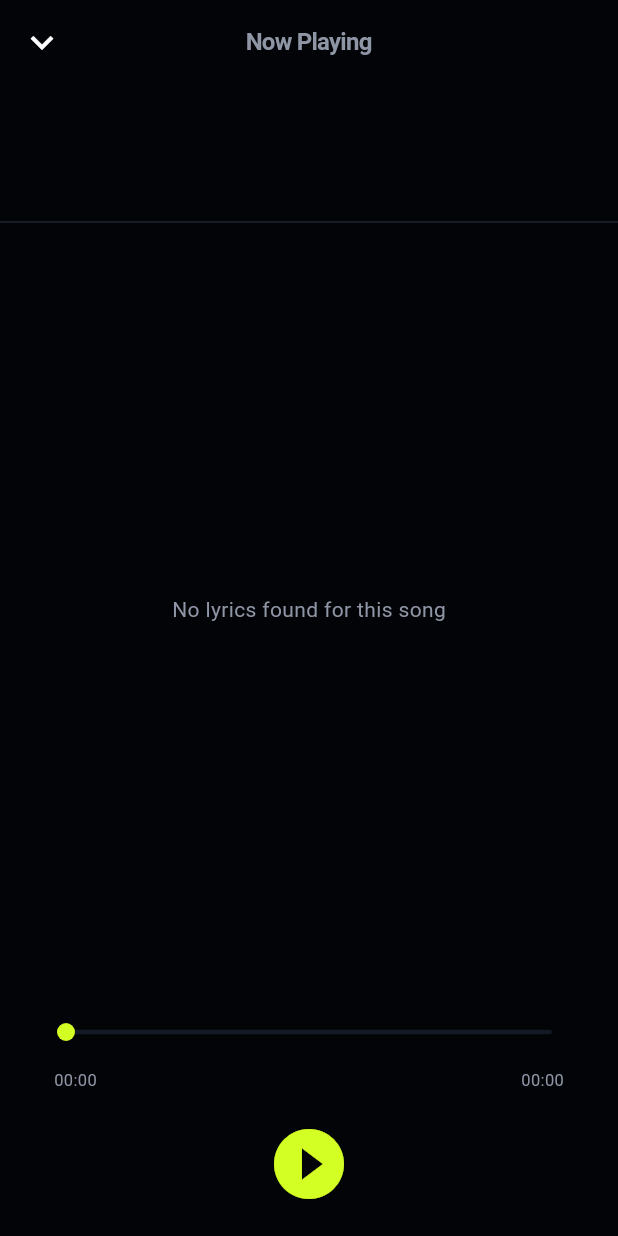
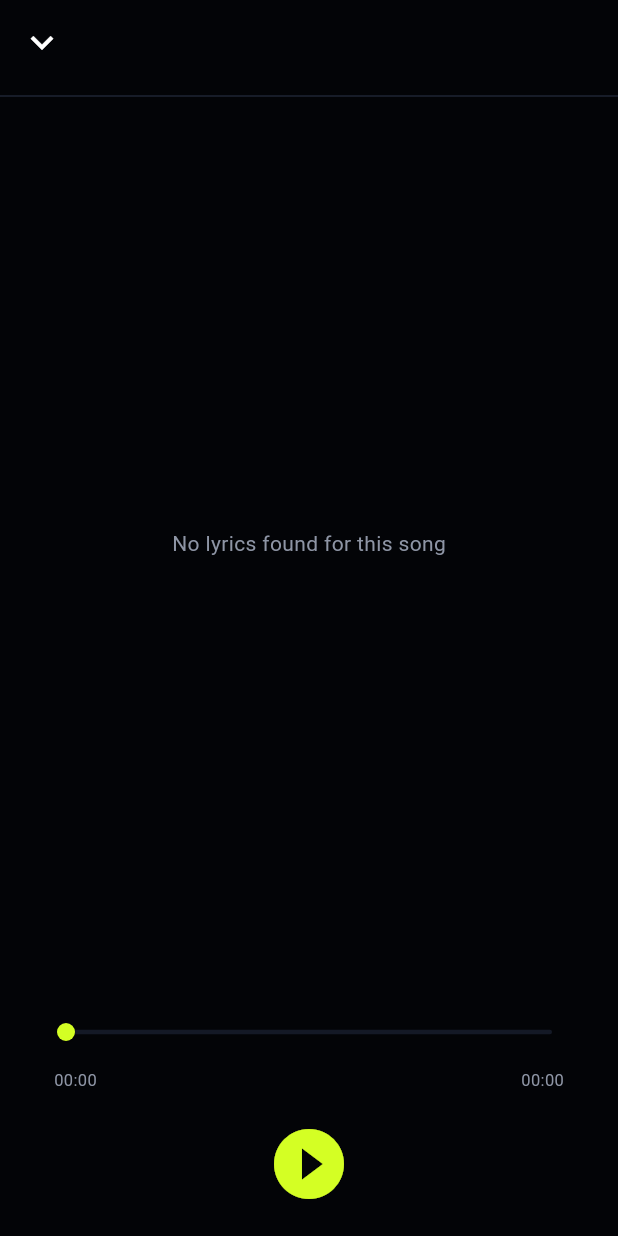
Before and after one commit to jhonemilmnilo/Ispotipay, a Flutter app: the PlayerScreen screen opened directly with empty values, on a phone screen of 412 x 824 dp. Run offline on Flutter 3.47's test engine with Material 3 defaults, Android fonts, the phone set to English and light mode, and no system bars; our stand-ins replace just_audio, sqflite_common_ffi; missing offline and left inert: youtube_explode_dart; accounts and stored records are empty; network calls fail.

Commit message:
style: move song title and artist directly to PlayerScreen AppBar and remove redundant header

```diff
--- a/lib/ui/player_screen.dart
+++ b/lib/ui/player_screen.dart
@@ -98,19 +98,8 @@ class _PlayerScreenState extends State<PlayerScreen> with SingleTickerProviderSt
           icon: const Icon(Icons.keyboard_arrow_down, color: AppTheme.textPrimary, size: 30),
           onPressed: () => Navigator.pop(context),
         ),
-        title: const Text(
-          'Now Playing',
-          style: TextStyle(fontSize: 16, color: AppTheme.textSecondary),
-        ),
-        centerTitle: true,
-      ),
-      body: SafeArea(
-        child: Column(
-          children: [
-            // Top Section: Track Info (Centered, No Thumbnail)
-            Padding(
-              padding: const EdgeInsets.symmetric(horizontal: 24, vertical: 12),
-              child: Column(
+        title: Column(
+          mainAxisSize: MainAxisSize.min,
           children: [
             Text(
               _activeTrack?.title ?? widget.track.title,
@@ -118,29 +107,31 @@ class _PlayerScreenState extends State<PlayerScreen> with SingleTickerProviderSt
               overflow: TextOverflow.ellipsis,
               textAlign: TextAlign.center,
               style: const TextStyle(
+                fontSize: 16,
+                fontWeight: FontWeight.bold,
                 color: AppTheme.textPrimary,
-                      fontWeight: FontWeight.bold,
-                      fontSize: 20,
-                      letterSpacing: -0.3,
               ),
             ),
-                  const SizedBox(height: 6),
+            const SizedBox(height: 2),
             Text(
               _activeTrack?.artist ?? widget.track.artist,
               maxLines: 1,
               overflow: TextOverflow.ellipsis,
               textAlign: TextAlign.center,
               style: const TextStyle(
+                fontSize: 12,
                 color: AppTheme.textSecondary,
-                      fontSize: 14,
                 fontWeight: FontWeight.w500,
               ),
             ),
           ],
         ),
+        centerTitle: true,
       ),
-
-            const Divider(color: AppTheme.divider, height: 24),
+      body: SafeArea(
+        child: Column(
+          children: [
+            const Divider(color: AppTheme.divider, height: 16),
 
             // Middle Section: Strict Center-Locked Sliding Teleprompter Lyrics
             Expanded(
```
Lines whose indentation alone changed are shown as unchanged.
